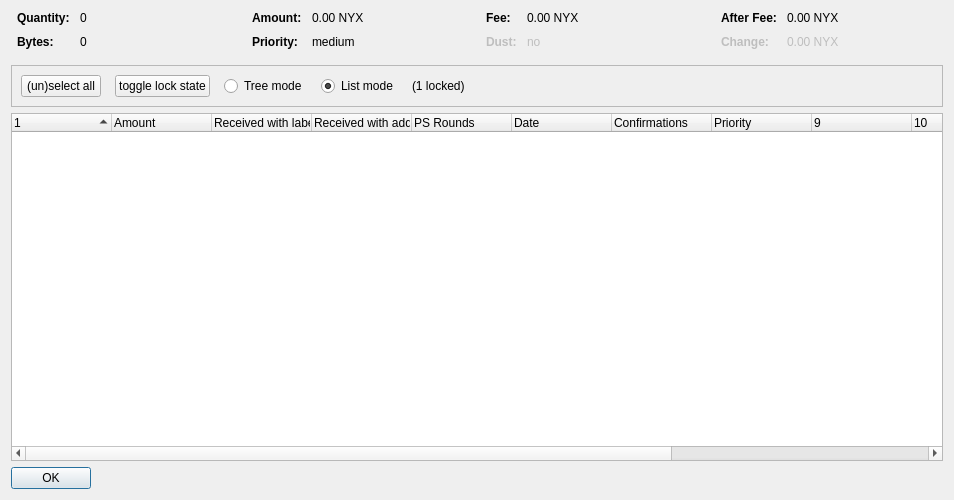
The window that src/qt/forms/coincontroldialog.ui (nyxpay/nyx) describes before a commit, drawn with Qt 5.
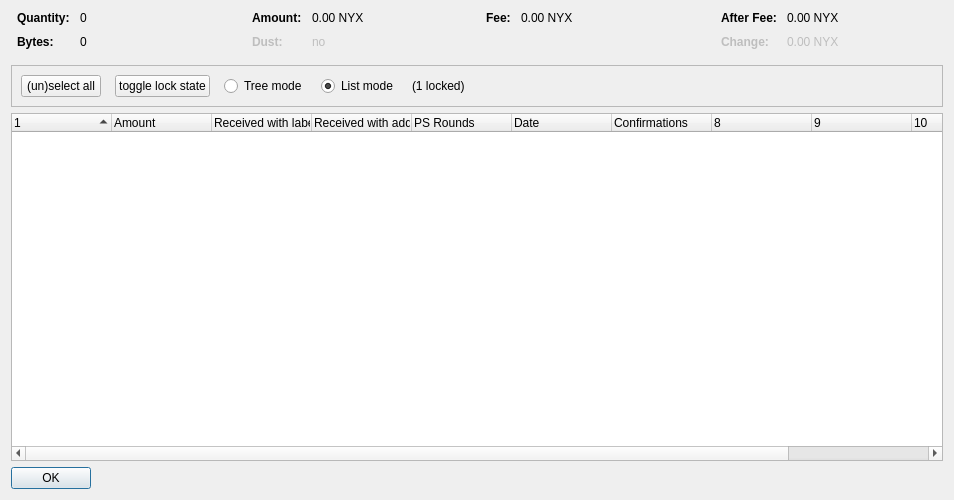
The same window after the commit. Custom widgets are drawn as their Qt base class.

The edit to the form file:
```diff
--- a/src/qt/forms/coincontroldialog.ui
+++ b/src/qt/forms/coincontroldialog.ui
@@ -140,7 +140,10 @@
         </widget>
        </item>
        <item row="1" column="0">
-        <widget class="QLabel" name="labelCoinControlPriorityText">
+        <widget class="QLabel" name="labelCoinControlLowOutputText">
+         <property name="enabled">
+          <bool>false</bool>
+         </property>
          <property name="font">
           <font>
            <weight>75</weight>
@@ -148,12 +151,15 @@
           </font>
          </property>
          <property name="text">
-          <string>Priority:</string>
+          <string>Dust:</string>
          </property>
         </widget>
        </item>
        <item row="1" column="1">
-        <widget class="QLabel" name="labelCoinControlPriority">
+        <widget class="QLabel" name="labelCoinControlLowOutput">
+         <property name="enabled">
+          <bool>false</bool>
+         </property>
          <property name="cursor">
           <cursorShape>IBeamCursor</cursorShape>
          </property>
@@ -161,7 +167,7 @@
           <enum>Qt::ActionsContextMenu</enum>
          </property>
          <property name="text">
-          <string>medium</string>
+          <string notr="true">no</string>
          </property>
          <property name="textInteractionFlags">
           <set>Qt::LinksAccessibleByMouse|Qt::TextSelectableByKeyboard|Qt::TextSelectableByMouse</set>
@@ -213,41 +219,6 @@
          </property>
         </widget>
        </item>
-       <item row="1" column="0">
-        <widget class="QLabel" name="labelCoinControlLowOutputText">
-         <property name="enabled">
-          <bool>false</bool>
-         </property>
-         <property name="font">
-          <font>
-           <weight>75</weight>
-           <bold>true</bold>
-          </font>
-         </property>
-         <property name="text">
-          <string>Dust:</string>
-         </property>
-        </widget>
-       </item>
-       <item row="1" column="1">
-        <widget class="QLabel" name="labelCoinControlLowOutput">
-         <property name="enabled">
-          <bool>false</bool>
-         </property>
-         <property name="cursor">
-          <cursorShape>IBeamCursor</cursorShape>
-         </property>
-         <property name="contextMenuPolicy">
-          <enum>Qt::ActionsContextMenu</enum>
-         </property>
-         <property name="text">
-          <string>no</string>
-         </property>
-         <property name="textInteractionFlags">
-          <set>Qt::LinksAccessibleByMouse|Qt::TextSelectableByKeyboard|Qt::TextSelectableByMouse</set>
-         </property>
-        </widget>
-       </item>
       </layout>
      </item>
      <item>
@@ -447,7 +418,7 @@
       <bool>false</bool>
      </property>
      <property name="columnCount">
-      <number>13</number>
+      <number>11</number>
      </property>
      <attribute name="headerShowSortIndicator" stdset="0">
       <bool>true</bool>
@@ -493,16 +464,6 @@
        <string>Confirmed</string>
       </property>
      </column>
-     <column>
-      <property name="text">
-       <string>Priority</string>
-      </property>
-     </column>
-     <column>
-      <property name="text">
-       <string/>
-      </property>
-     </column>
      <column>
       <property name="text">
        <string/>
```
